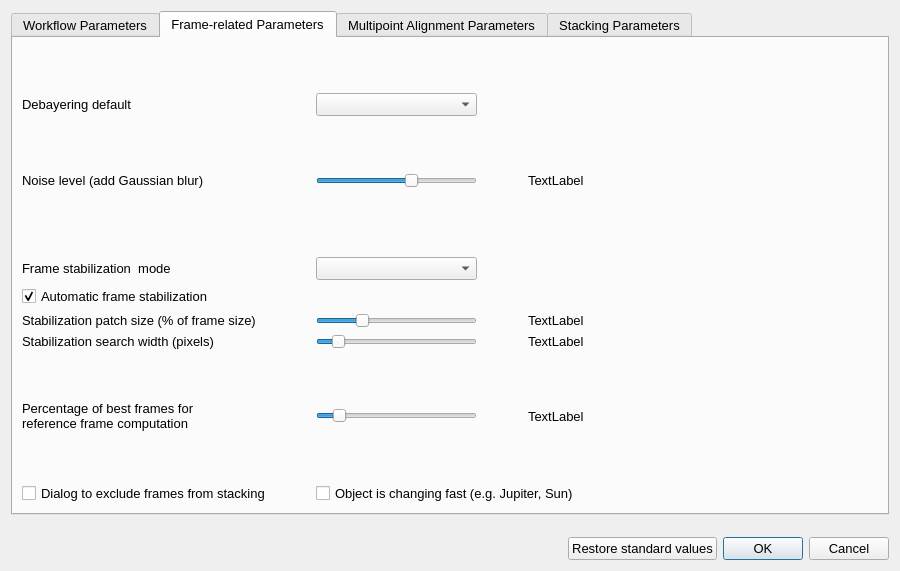
Old version of the form planetary_system_stacker/parameter_configuration.ui in the repository Rolf-Hempel/PlanetarySystemStacker.
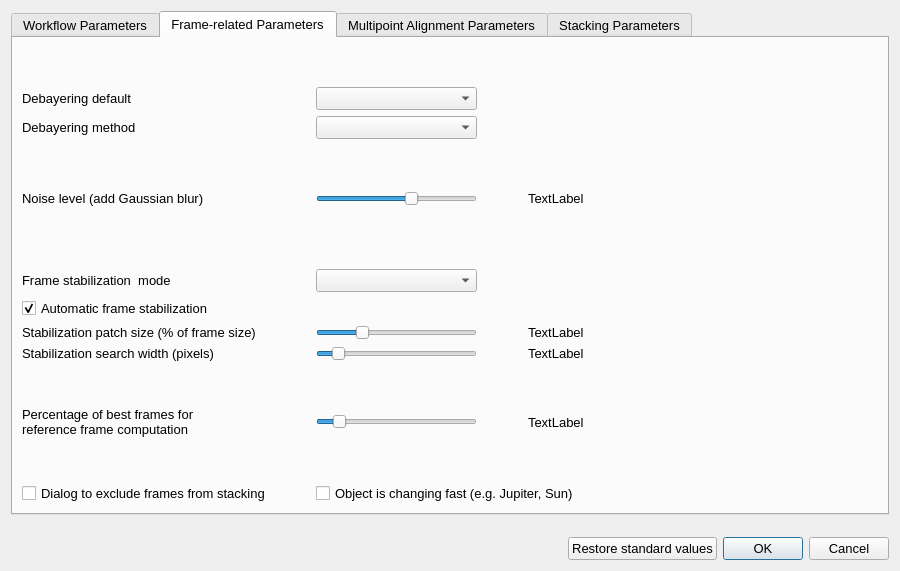
New version of the form. The open tabs and pages were chosen to show the change.

Commit message: parameter configuration updated

What changed in the file:
```diff
--- a/planetary_system_stacker/parameter_configuration.ui
+++ b/planetary_system_stacker/parameter_configuration.ui
@@ -55,7 +55,7 @@
    <item row="0" column="0" colspan="4">
     <widget class="QTabWidget" name="tabWidget">
      <property name="currentIndex">
-      <number>0</number>
+      <number>1</number>
      </property>
      <widget class="QWidget" name="tab_workflow">
       <attribute name="title">
@@ -292,8 +292,8 @@
       <attribute name="title">
        <string>Frame-related Parameters</string>
       </attribute>
-      <layout class="QGridLayout" name="gridLayout_2" rowstretch="3,3,3,3,3,0,3,3,3,3,3,3,3,0" columnstretch="3,1,2,2,1,2,7">
-       <item row="12" column="0">
+      <layout class="QGridLayout" name="gridLayout_2" rowstretch="3,3,3,3,3,0,3,3,3,3,3,3,3,0,0" columnstretch="3,1,2,2,1,2,7">
+       <item row="13" column="0">
         <spacer name="verticalSpacer_2">
          <property name="orientation">
           <enum>Qt::Vertical</enum>
@@ -306,65 +306,59 @@
          </property>
         </spacer>
        </item>
-       <item row="8" column="2" colspan="2">
-        <widget class="QSlider" name="afrsf_slider_value">
-         <property name="minimum">
-          <number>5</number>
-         </property>
-         <property name="maximum">
-          <number>80</number>
-         </property>
-         <property name="singleStep">
-          <number>5</number>
-         </property>
-         <property name="pageStep">
-          <number>5</number>
-         </property>
-         <property name="value">
-          <number>25</number>
-         </property>
-         <property name="sliderPosition">
-          <number>25</number>
-         </property>
+       <item row="3" column="0">
+        <spacer name="verticalSpacer_8">
          <property name="orientation">
-          <enum>Qt::Horizontal</enum>
+          <enum>Qt::Vertical</enum>
          </property>
-        </widget>
-       </item>
-       <item row="11" column="2" colspan="2">
-        <widget class="QSlider" name="afafp_slider_value">
-         <property name="minimum">
-          <number>3</number>
+         <property name="sizeHint" stdset="0">
+          <size>
+           <width>20</width>
+           <height>40</height>
+          </size>
          </property>
-         <property name="maximum">
-          <number>30</number>
-         </property>
-         <property name="singleStep">
-          <number>3</number>
-         </property>
-         <property name="pageStep">
-          <number>3</number>
-         </property>
-         <property name="value">
-          <number>6</number>
-         </property>
-         <property name="orientation">
-          <enum>Qt::Horizontal</enum>
-         </property>
-        </widget>
+        </spacer>
        </item>
-       <item row="11" column="0">
-        <widget class="QLabel" name="afafp_label_parameter">
+       <item row="14" column="0">
+        <widget class="QCheckBox" name="efs_checkBox">
          <property name="toolTip">
-          <string>The reference frame for the multipoint alignment is computed as the average of the best frames. This value specifies the number of frames to be used.</string>
+          <string>Include a dialog where the user can select frames which should not be used in the stacking workflow.</string>
          </property>
          <property name="text">
-          <string>Percentage of best frames for
-reference frame computation</string>
+          <string>Dialog to exclude frames from stacking</string>
+         </property>
+        </widget>
+       </item>
+       <item row="7" column="2" colspan="2">
+        <widget class="QComboBox" name="afm_comboBox">
+         <property name="currentText">
+          <string/>
+         </property>
+         <property name="currentIndex">
+          <number>-1</number>
+         </property>
+         <property name="maxVisibleItems">
+          <number>2</number>
          </property>
         </widget>
        </item>
        <item row="8" column="0">
+        <widget class="QCheckBox" name="afa_checkBox">
+         <property name="toolTip">
+          <string>Only for &quot;Surface&quot; mode: Identify frame stabilization patch automatically.</string>
+         </property>
+         <property name="text">
+          <string>Automatic frame stabilization</string>
+         </property>
+         <property name="checked">
+          <bool>true</bool>
+         </property>
+        </widget>
+       </item>
+       <item row="1" column="2" colspan="2">
+        <widget class="QComboBox" name="fdb_comboBox"/>
+       </item>
+       <item row="9" column="0">
         <widget class="QLabel" name="afrsf_label_parameter">
          <property name="toolTip">
           <string>Only for &quot;Surface&quot; mode: Size of the stabilization patch relative to the frame size.</string>
@@ -374,7 +368,108 @@
          </property>
         </widget>
        </item>
-       <item row="9" column="0">
+       <item row="4" column="2" colspan="2">
+        <widget class="QSlider" name="fgw_slider_value">
+         <property name="minimum">
+          <number>1</number>
+         </property>
+         <property name="maximum">
+          <number>6</number>
+         </property>
+         <property name="singleStep">
+          <number>1</number>
+         </property>
+         <property name="pageStep">
+          <number>1</number>
+         </property>
+         <property name="value">
+          <number>4</number>
+         </property>
+         <property name="sliderPosition">
+          <number>4</number>
+         </property>
+         <property name="orientation">
+          <enum>Qt::Horizontal</enum>
+         </property>
+        </widget>
+       </item>
+       <item row="12" column="0">
+        <widget class="QLabel" name="afafp_label_parameter">
+         <property name="toolTip">
+          <string>The reference frame for the multipoint alignment is computed as the average of the best frames. This value specifies the number of frames to be used.</string>
+         </property>
+         <property name="text">
+          <string>Percentage of best frames for
+reference frame computation</string>
+         </property>
+        </widget>
+       </item>
+       <item row="4" column="5">
+        <widget class="QLabel" name="fgw_label_display">
+         <property name="text">
+          <string>TextLabel</string>
+         </property>
+        </widget>
+       </item>
+       <item row="4" column="4">
+        <spacer name="horizontalSpacer_5">
+         <property name="orientation">
+          <enum>Qt::Horizontal</enum>
+         </property>
+         <property name="sizeHint" stdset="0">
+          <size>
+           <width>36</width>
+           <height>20</height>
+          </size>
+         </property>
+        </spacer>
+       </item>
+       <item row="9" column="5">
+        <widget class="QLabel" name="afrsf_label_display">
+         <property name="text">
+          <string>TextLabel</string>
+         </property>
+        </widget>
+       </item>
+       <item row="11" column="0">
+        <spacer name="verticalSpacer_7">
+         <property name="orientation">
+          <enum>Qt::Vertical</enum>
+         </property>
+         <property name="sizeHint" stdset="0">
+          <size>
+           <width>20</width>
+           <height>40</height>
+          </size>
+         </property>
+        </spacer>
+       </item>
+       <item row="12" column="5">
+        <widget class="QLabel" name="afafp_label_display">
+         <property name="text">
+          <string>TextLabel</string>
+         </property>
+        </widget>
+       </item>
+       <item row="10" column="5">
+        <widget class="QLabel" name="afsw_label_display">
+         <property name="text">
+          <string>TextLabel</string>
+         </property>
+        </widget>
+       </item>
+       <item row="4" column="0">
+        <widget class="QLabel" name="fgw_label_parameter">
+         <property name="toolTip">
+          <string>In the presence of noise in the image, shift detection between frames can be misled by spurious local minima.
+Gaussian blur can help finding the global optimum. Try higher values for noisy images.</string>
+         </property>
+         <property name="text">
+          <string>Noise level (add Gaussian blur)</string>
+         </property>
+        </widget>
+       </item>
+       <item row="10" column="0">
         <widget class="QLabel" name="afsw_label_parameter">
          <property name="toolTip">
           <string>Only for &quot;Surface&quot; mode: Maximum allowed shift of consecutive frames per coordinate direction in pixels.</string>
@@ -384,29 +479,29 @@
          </property>
         </widget>
        </item>
-       <item row="9" column="2" colspan="2">
-        <widget class="QSlider" name="afsw_slider_value">
+       <item row="12" column="2" colspan="2">
+        <widget class="QSlider" name="afafp_slider_value">
          <property name="minimum">
-          <number>5</number>
+          <number>3</number>
          </property>
          <property name="maximum">
-          <number>150</number>
+          <number>30</number>
          </property>
          <property name="singleStep">
-          <number>5</number>
+          <number>3</number>
          </property>
          <property name="pageStep">
-          <number>5</number>
+          <number>3</number>
          </property>
          <property name="value">
-          <number>20</number>
+          <number>6</number>
          </property>
          <property name="orientation">
           <enum>Qt::Horizontal</enum>
          </property>
         </widget>
        </item>
-       <item row="3" column="1">
+       <item row="4" column="1">
         <spacer name="horizontalSpacer_4">
          <property name="orientation">
           <enum>Qt::Horizontal</enum>
@@ -419,48 +514,28 @@
          </property>
         </spacer>
        </item>
-       <item row="3" column="5">
-        <widget class="QLabel" name="fgw_label_display">
-         <property name="text">
-          <string>TextLabel</string>
-         </property>
-        </widget>
-       </item>
-       <item row="3" column="4">
-        <spacer name="horizontalSpacer_5">
+       <item row="5" column="0" rowspan="2">
+        <spacer name="verticalSpacer_6">
          <property name="orientation">
-          <enum>Qt::Horizontal</enum>
+          <enum>Qt::Vertical</enum>
          </property>
          <property name="sizeHint" stdset="0">
           <size>
-           <width>36</width>
-           <height>20</height>
+           <width>20</width>
+           <height>40</height>
           </size>
          </property>
         </spacer>
        </item>
-       <item row="7" column="0">
-        <widget class="QCheckBox" name="afa_checkBox">
-         <property name="toolTip">
-          <string>Only for &quot;Surface&quot; mode: Identify frame stabilization patch automatically.</string>
-         </property>
-         <property name="text">
-          <string>Automatic frame stabilization</string>
-         </property>
-         <property name="checked">
-          <bool>true</bool>
-         </property>
-        </widget>
-       </item>
-       <item row="3" column="6">
-        <spacer name="horizontalSpacer_6">
+       <item row="0" column="0">
+        <spacer name="verticalSpacer_15">
          <property name="orientation">
-          <enum>Qt::Horizontal</enum>
+          <enum>Qt::Vertical</enum>
          </property>
          <property name="sizeHint" stdset="0">
           <size>
-           <width>271</width>
-           <height>20</height>
+           <width>20</width>
+           <height>40</height>
           </size>
          </property>
         </spacer>
@@ -475,47 +550,67 @@
          </property>
         </widget>
        </item>
-       <item row="10" column="0">
-        <spacer name="verticalSpacer_7">
-         <property name="orientation">
-          <enum>Qt::Vertical</enum>
+       <item row="9" column="2" colspan="2">
+        <widget class="QSlider" name="afrsf_slider_value">
+         <property name="minimum">
+          <number>5</number>
          </property>
-         <property name="sizeHint" stdset="0">
-          <size>
-           <width>20</width>
-           <height>40</height>
-          </size>
+         <property name="maximum">
+          <number>80</number>
          </property>
-        </spacer>
+         <property name="singleStep">
+          <number>5</number>
+         </property>
+         <property name="pageStep">
+          <number>5</number>
+         </property>
+         <property name="value">
+          <number>25</number>
+         </property>
+         <property name="sliderPosition">
+          <number>25</number>
+         </property>
+         <property name="orientation">
+          <enum>Qt::Horizontal</enum>
+         </property>
+        </widget>
        </item>
-       <item row="11" column="5">
-        <widget class="QLabel" name="afafp_label_display">
-         <property name="text">
-          <string>TextLabel</string>
+       <item row="10" column="2" colspan="2">
+        <widget class="QSlider" name="afsw_slider_value">
+         <property name="minimum">
+          <number>5</number>
          </property>
+         <property name="maximum">
+          <number>150</number>
+         </property>
+         <property name="singleStep">
+          <number>5</number>
+         </property>
+         <property name="pageStep">
+          <number>5</number>
+         </property>
+         <property name="value">
+          <number>20</number>
+         </property>
+         <property name="orientation">
+          <enum>Qt::Horizontal</enum>
+         </property>
         </widget>
        </item>
-       <item row="2" column="0">
-        <spacer name="verticalSpacer_8">
+       <item row="4" column="6">
+        <spacer name="horizontalSpacer_6">
          <property name="orientation">
-          <enum>Qt::Vertical</enum>
+          <enum>Qt::Horizontal</enum>
          </property>
          <property name="sizeHint" stdset="0">
           <size>
-           <width>20</width>
-           <height>40</height>
+           <width>271</width>
+           <height>20</height>
           </size>
          </property>
         </spacer>
        </item>
-       <item row="8" column="5">
-        <widget class="QLabel" name="afrsf_label_display">
-         <property name="text">
-          <string>TextLabel</string>
-         </property>
-        </widget>
-       </item>
-       <item row="6" column="0">
+       <item row="7" column="0">
         <widget class="QLabel" name="afm_label_parameter">
          <property name="toolTip">
           <string>All frames have to be globally aligned with each other before stacking. Two modes are supported: &quot;Surface&quot; and &quot;Planetary&quot;.
@@ -527,102 +622,7 @@
          </property>
         </widget>
        </item>
-       <item row="9" column="5">
-        <widget class="QLabel" name="afsw_label_display">
-         <property name="text">
-          <string>TextLabel</string>
-         </property>
-        </widget>
-       </item>
-       <item row="3" column="0">
-        <widget class="QLabel" name="fgw_label_parameter">
-         <property name="toolTip">
-          <string>In the presence of noise in the image, shift detection between frames can be misled by spurious local minima.
-Gaussian blur can help finding the global optimum. Try higher values for noisy images.</string>
-         </property>
-         <property name="text">
-          <string>Noise level (add Gaussian blur)</string>
-         </property>
-        </widget>
-       </item>
-       <item row="0" column="0">
-        <spacer name="verticalSpacer_15">
-         <property name="orientation">
-          <enum>Qt::Vertical</enum>
-         </property>
-         <property name="sizeHint" stdset="0">
-          <size>
-           <width>20</width>
-           <height>40</height>
-          </size>
-         </property>
-        </spacer>
-       </item>
-       <item row="4" column="0" rowspan="2">
-        <spacer name="verticalSpacer_6">
-         <property name="orientation">
-          <enum>Qt::Vertical</enum>
-         </property>
-         <property name="sizeHint" stdset="0">
-          <size>
-           <width>20</width>
-           <height>40</height>
-          </size>
-         </property>
-        </spacer>
-       </item>
-       <item row="3" column="2" colspan="2">
-        <widget class="QSlider" name="fgw_slider_value">
-         <property name="minimum">
-          <number>1</number>
-         </property>
-         <property name="maximum">
-          <number>6</number>
-         </property>
-         <property name="singleStep">
-          <number>1</number>
-         </property>
-         <property name="pageStep">
-          <number>1</number>
-         </property>
-         <property name="value">
-          <number>4</number>
-         </property>
-         <property name="sliderPosition">
-          <number>4</number>
-         </property>
-         <property name="orientation">
-          <enum>Qt::Horizontal</enum>
-         </property>
-        </widget>
-       </item>
-       <item row="13" column="0">
-        <widget class="QCheckBox" name="efs_checkBox">
-         <property name="toolTip">
-          <string>Include a dialog where the user can select frames which should not be used in the stacking workflow.</string>
-         </property>
-         <property name="text">
-          <string>Dialog to exclude frames from stacking</string>
-         </property>
-        </widget>
-       </item>
-       <item row="1" column="2" colspan="2">
-        <widget class="QComboBox" name="fdb_comboBox"/>
-       </item>
-       <item row="6" column="2" colspan="2">
-        <widget class="QComboBox" name="afm_comboBox">
-         <property name="currentText">
-          <string/>
-         </property>
-         <property name="currentIndex">
-          <number>-1</number>
-         </property>
-         <property name="maxVisibleItems">
-          <number>2</number>
-         </property>
-        </widget>
-       </item>
-       <item row="13" column="2" colspan="4">
+       <item row="14" column="2" colspan="4">
         <widget class="QCheckBox" name="fco_checkBox">
          <property name="toolTip">
           <string>The time span from which frames are taken for computing the reference frame is restricted to avoid blur.</string>
@@ -632,6 +632,16 @@
          </property>
         </widget>
        </item>
+       <item row="2" column="0">
+        <widget class="QLabel" name="fdbm_label_parameter">
+         <property name="text">
+          <string>Debayering method</string>
+         </property>
+        </widget>
+       </item>
+       <item row="2" column="2" colspan="2">
+        <widget class="QComboBox" name="fdbm_comboBox"/>
+       </item>
       </layout>
      </widget>
      <widget class="QWidget" name="tab_alignment">
```
The commit also changes 1 other file.
